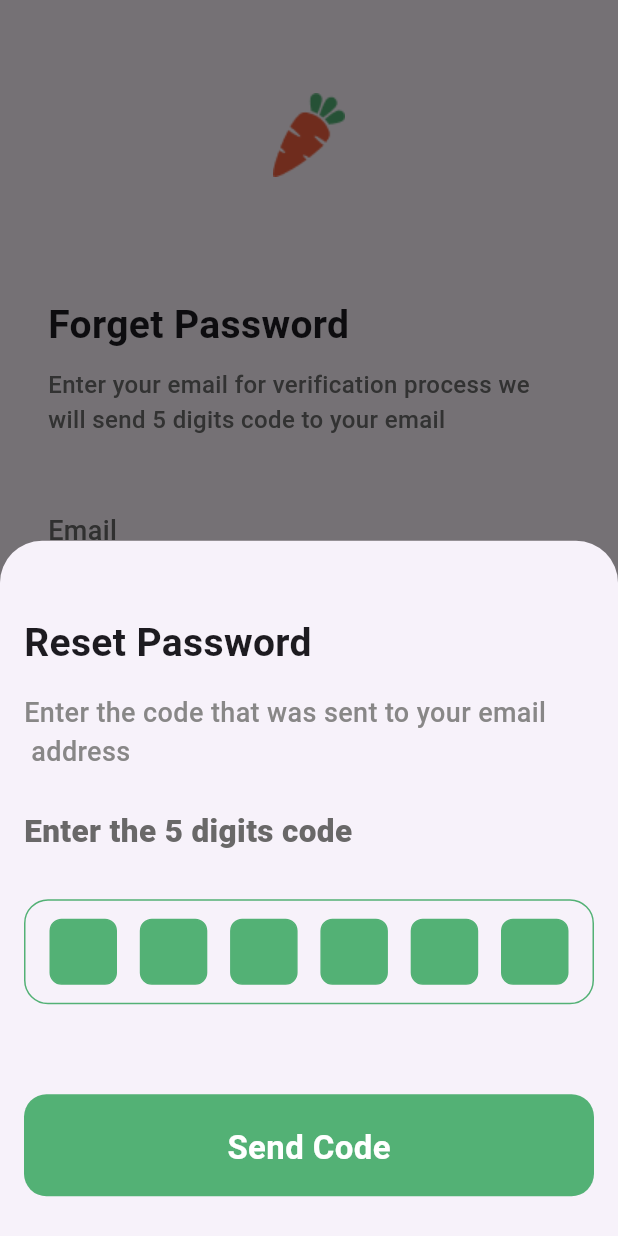
After one commit to Hagar2003/nectar, a Flutter app: the ForgetPassword screen opened by its route, after a tap on "Continue", on a phone screen of 412 x 824 dp. The commit adds this screen. Run offline on Flutter 3.47's test engine with Material 3 defaults, Android fonts, the phone set to English and light mode, and no system bars; drawn by our look-alikes of pin_code_fields; our stand-ins replace go_router; Roboto replaces fonts that are missing (Gilroy).

Commit message:
forget password and bottom sheet of it

```diff
--- a/lib/core/utils/app_router.dart
+++ b/lib/core/utils/app_router.dart
@@ -1,9 +1,11 @@
 import 'package:go_router/go_router.dart';
+import 'package:nectar/features/login/presentation/views/forget_password/forget_password.dart';
 import 'package:nectar/features/login/presentation/views/login_view.dart';
 import 'package:nectar/features/onBoarding/presentation/views/onbording_view.dart';
 
 abstract class AppRouter {
   static const kBoarding = '/OnBoarding';
+    static const kForgetPass = '/ForgetPass';
 
 
   static final router = GoRouter(routes: [
@@ -14,5 +16,9 @@ abstract class AppRouter {
     GoRoute(
       path: kBoarding,
       builder: (context, state) => const OnbordingView(),
-  )]);
+  ),
+    GoRoute(
+      path: kForgetPass,
+      builder: (context, state) => const ForgetPassword(),
+  )  ]  );
 }
--- a/lib/core/utils/styles.dart
+++ b/lib/core/utils/styles.dart
@@ -13,4 +13,9 @@ class Styles {
       fontSize: 16, fontWeight: FontWeight.w500,
        fontFamily: 'Gilroy',
        color:  Color.fromARGB(255, 105, 104, 104));
+
+        static const Text20 = TextStyle(
+      fontSize: 21, fontWeight: FontWeight.w800,
+       fontFamily: 'Gilroy',
+       color:  Color.fromARGB(255, 105, 104, 104));
 }
--- /dev/null
+++ b/lib/features/login/presentation/views/forget_password/forget_password.dart
@@ -0,0 +1,12 @@
+import 'package:flutter/material.dart';
+import 'package:nectar/features/login/presentation/views/forget_password/widgets/forget_password_body.dart';
+
+class ForgetPassword extends StatelessWidget {
+  const ForgetPassword({super.key});
+
+  @override
+  Widget build(BuildContext context) {
+    return const Scaffold(
+      body:ForgetPasswordBody());
+  }
+}
--- /dev/null
+++ b/lib/features/login/presentation/views/forget_password/widgets/forget_password_body.dart
@@ -0,0 +1,60 @@
+import 'package:flutter/material.dart';
+import 'package:nectar/core/utils/styles.dart';
+import 'package:nectar/core/widgets/custom_button.dart';
+import 'package:nectar/core/widgets/custom_text_field.dart';
+import 'package:nectar/features/login/presentation/views/forget_password/widgets/reset_password.dart';
+
+class ForgetPasswordBody extends StatefulWidget {
+  const ForgetPasswordBody({super.key});
+
+  @override
+  State<ForgetPasswordBody> createState() => _ForgetPasswordBodyState();
+}
+
+class _ForgetPasswordBodyState extends State<ForgetPasswordBody> {
+  @override
+  Widget build(BuildContext context) {
+    return SingleChildScrollView(
+      child: Padding(
+        padding: EdgeInsets.symmetric(horizontal: 32.0, vertical: 62.0),
+        child: Column(
+          crossAxisAlignment: CrossAxisAlignment.start,
+          children: [
+            const Center(
+                child: Image(image: AssetImage('assets/images/carrot.png'))),
+            const SizedBox(
+              height: 80,
+            ),
+            const Text('Forget Password', style: Styles.Text26),
+            const SizedBox(
+              height: 10,
+            ),
+            Text(
+                'Enter your email for verification process we will send 5 digits code to your email',
+                style: Styles.Text16.copyWith(
+                    color: const Color.fromARGB(255, 110, 110, 110))),
+            const SizedBox(
+              height: 50,
+            ),
+            const Text(
+              'Email',
+              style: Styles.Text18,
+            ),
+            CustomTextField(),
+            const SizedBox(height: 50),
+            CustomButton(
+                text: 'Continue',
+                onTap: () {
+                  showModalBottomSheet(
+                      isScrollControlled: false,
+                      context: context,
+                      builder: (context) {
+                        return const ResetPassword();
+                      });
+                })
+          ],
+        ),
+      ),
+    );
+  }
+}
--- /dev/null
+++ b/lib/features/login/presentation/views/forget_password/widgets/pin_code_text_field.dart
@@ -0,0 +1,44 @@
+import 'package:flutter/material.dart';
+import 'package:flutter/services.dart';
+import 'package:nectar/constants.dart';
+import 'package:nectar/core/utils/styles.dart';
+import 'package:pin_code_fields/pin_code_fields.dart';
+
+class PinCodedTextField extends StatelessWidget {
+  const PinCodedTextField({
+    super.key,
+  });
+
+  @override
+  Widget build(BuildContext context) {
+    return Container(
+      padding:const EdgeInsets.symmetric(vertical: 12,horizontal: 16),
+      decoration: BoxDecoration(
+        borderRadius: BorderRadius.circular(16),
+        border: Border.all(color:kPrimaryColor)
+      ),
+      height: 70,
+      child: Center(
+        child: PinCodeTextField(
+          appContext: context,
+          length: 6,
+          textStyle: Styles.Text26,
+          enableActiveFill: true,
+          inputFormatters: [FilteringTextInputFormatter.digitsOnly],
+          pinTheme: PinTheme(
+            fieldHeight: 45,
+            fieldWidth: 45,
+            shape: PinCodeFieldShape.box,
+            borderRadius: BorderRadius.circular(8.0),
+            borderWidth: 1,
+            activeFillColor: kPrimaryColor,
+            inactiveFillColor: kPrimaryColor,
+            selectedFillColor: kPrimaryColor,
+            activeColor: kPrimaryColor,
+            inactiveColor: kPrimaryColor,
+          ),
+        ),
+      ),
+    );
+  }
+}
--- /dev/null
+++ b/lib/features/login/presentation/views/forget_password/widgets/reset_password.dart
@@ -0,0 +1,39 @@
+import 'package:flutter/material.dart';
+import 'package:flutter/services.dart';
+import 'package:nectar/constants.dart';
+import 'package:nectar/core/utils/styles.dart';
+import 'package:nectar/core/widgets/custom_button.dart';
+import 'package:nectar/features/login/presentation/views/forget_password/widgets/pin_code_text_field.dart';
+import 'package:pin_code_fields/pin_code_fields.dart';
+
+class ResetPassword extends StatelessWidget {
+  const ResetPassword({super.key});
+
+  @override
+  Widget build(BuildContext context) {
+    return  Padding(
+      padding: const EdgeInsets.symmetric(horizontal: 16.0),
+      child: Column(crossAxisAlignment: CrossAxisAlignment.start,
+        children: [
+          SizedBox(height: 50,
+          width:MediaQuery.of(context).size.width),
+            const Text('Reset Password', style: Styles.Text26),
+              const SizedBox(
+                height: 15,
+              ),
+              Text(
+                  'Enter the code that was sent to your email \n address',
+                  style: Styles.Text18.copyWith(
+                      color: const Color.fromARGB(255, 136, 135, 135))),
+                      const SizedBox(height: 25,),
+                      const Text('Enter the 5 digits code',
+                      style: Styles.Text20,),
+                      const SizedBox(height:30),
+                       const PinCodedTextField(),
+                       const SizedBox(height: 60,),
+                       const CustomButton(text: 'Send Code')
+        ],
+      ),
+    );
+  }
+}
--- a/lib/features/login/presentation/views/widgets/last_part_login.dart
+++ b/lib/features/login/presentation/views/widgets/last_part_login.dart
@@ -1,5 +1,7 @@
 import 'package:flutter/material.dart';
+import 'package:go_router/go_router.dart';
 import 'package:nectar/constants.dart';
+import 'package:nectar/core/utils/app_router.dart';
 import 'package:nectar/core/utils/styles.dart';
 import 'package:nectar/core/widgets/custom_button.dart';
 //import 'package:nectar/features/onBoarding/presntation/views/widgets/custom_button.dart';
@@ -14,13 +16,18 @@ class LastPartLogin extends StatelessWidget {
   Widget build(BuildContext context) {
     return Column(
       children: [
-        const SizedBox(
+        SizedBox(
           width: double.infinity,
-          child: Text(
-            'Forgot password?',
-            textAlign: TextAlign.end,
-            style: TextStyle(
-              fontSize: 16,
+          child: GestureDetector(
+            onTap: () {
+              GoRouter.of(context).push(AppRouter.kForgetPass);
+            },
+            child: const Text(
+              'Forgot password?',
+              textAlign: TextAlign.end,
+              style: TextStyle(
+                fontSize: 16,
+              ),
             ),
           ),
         ),
--- a/lib/features/login/presentation/views/widgets/login_body.dart
+++ b/lib/features/login/presentation/views/widgets/login_body.dart
@@ -1,6 +1,6 @@
 import 'package:flutter/material.dart';
 import 'package:nectar/core/utils/styles.dart';
-import 'package:nectar/features/login/presentation/views/widgets/custom_text_field.dart';
+import 'package:nectar/core/widgets/custom_text_field.dart';
 import 'package:nectar/features/login/presentation/views/widgets/password_text_field.dart';
 import 'package:nectar/features/login/presentation/views/widgets/last_part_login.dart';
 
--- a/lib/features/login/presentation/views/widgets/password_text_field.dart
+++ b/lib/features/login/presentation/views/widgets/password_text_field.dart
@@ -30,7 +30,7 @@ class _PasswordTextFieldState extends State<PasswordTextField> {
                     pass = !pass;
                   });
                 },
-  icon: Icon(pass==false ? Icons.visibility:Icons.visibility_off)
+  icon: Icon(pass==false ? Icons.visibility:Icons.visibility_off,color: const Color.fromARGB(255, 120, 120, 120),)
   )));
   }
 }
--- a/pubspec.yaml
+++ b/pubspec.yaml
@@ -36,6 +36,7 @@ dependencies:
   # Use with the CupertinoIcons class for iOS style icons.
   cupertino_icons: ^1.0.8
   go_router: ^14.2.7
+  pin_code_fields: ^8.0.1
 
 dev_dependencies:
   flutter_test:
```
Also changed, not shown: lib/core/widgets/custom_text_field.dart (renamed from lib/features/login/presentation/views/widgets/custom_text_field.dart), pubspec.lock.
